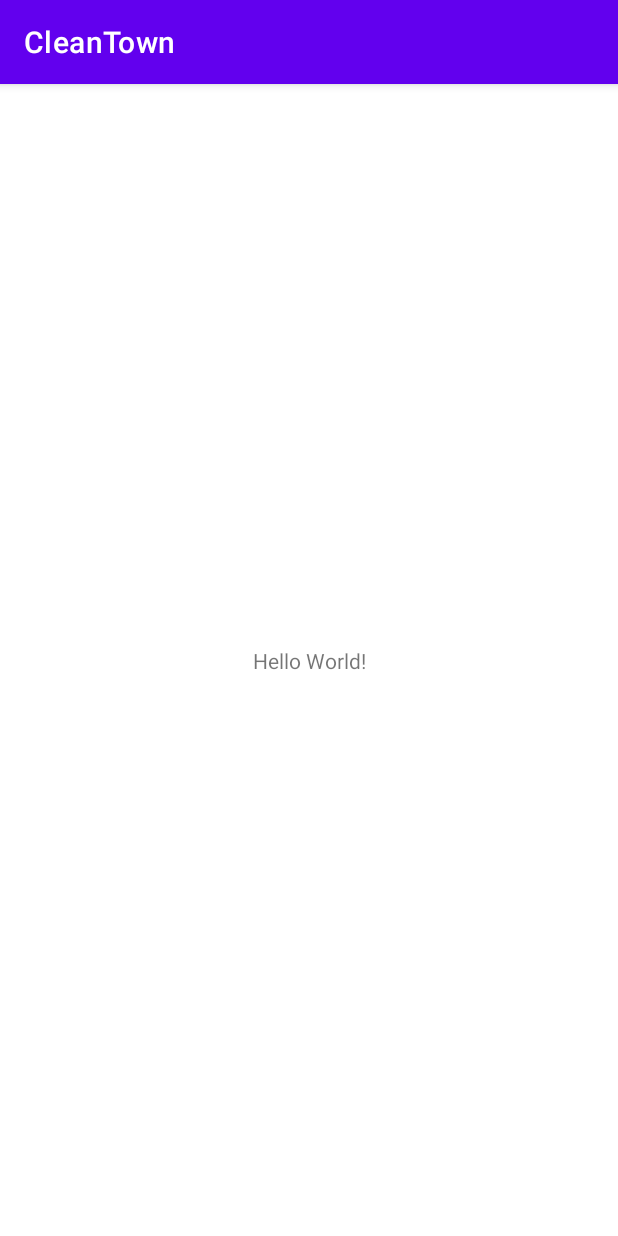
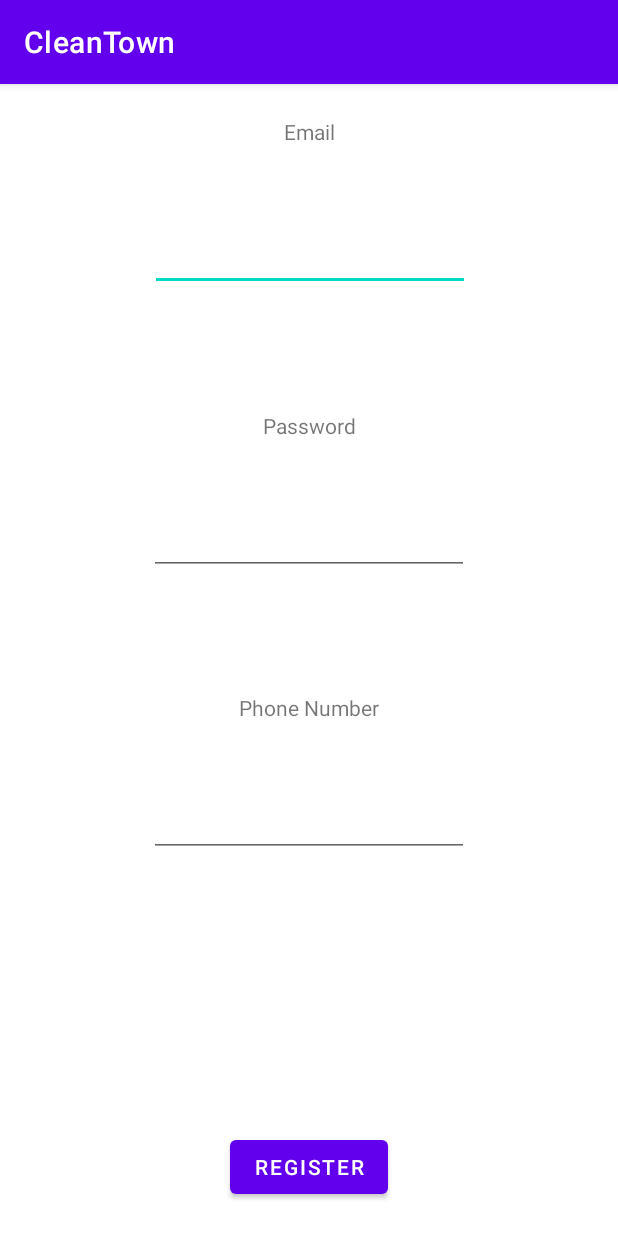
Before and after one commit to urosh1g/CleanTown, an Android app: the screen it shows after launch (MainActivity), on a phone screen of 412 x 824 dp. Run offline under Robolectric (Android 15) with nearby library versions, the phone set to English and light mode, and no system bars; our stand-ins replace Firebase (no records; nobody signed in at launch, a user with empty details on screens opened directly).

Commit message:
base auth impl

```diff
--- a/app/build.gradle
+++ b/app/build.gradle
@@ -2,6 +2,7 @@ plugins {
     id 'com.android.application'
     id 'org.jetbrains.kotlin.android'
     id("com.google.gms.google-services")
+    id 'com.google.android.libraries.mapsplatform.secrets-gradle-plugin'
 }
 
 android {
@@ -39,6 +40,10 @@ dependencies {
     implementation 'androidx.appcompat:appcompat:1.6.1'
     implementation 'com.google.android.material:material:1.9.0'
     implementation 'androidx.constraintlayout:constraintlayout:2.1.4'
+    implementation 'androidx.legacy:legacy-support-v4:1.0.0'
+    implementation 'androidx.lifecycle:lifecycle-livedata-ktx:2.6.2'
+    implementation 'androidx.lifecycle:lifecycle-viewmodel-ktx:2.6.2'
+    implementation 'com.google.android.gms:play-services-maps:18.0.2'
     testImplementation 'junit:junit:4.13.2'
     androidTestImplementation 'androidx.test.ext:junit:1.1.5'
     androidTestImplementation 'androidx.test.espresso:espresso-core:3.5.1'
--- /dev/null
+++ b/app/src/main/java/elfak/urosh/cleantown/AuthFragment.kt
@@ -0,0 +1,69 @@
+package elfak.urosh.cleantown
+
+import androidx.lifecycle.ViewModelProvider
+import android.os.Bundle
+import androidx.fragment.app.Fragment
+import android.view.LayoutInflater
+import android.view.View
+import android.view.ViewGroup
+import android.widget.Button
+import android.widget.EditText
+import android.widget.Toast
+
+class AuthFragment : Fragment() {
+
+    companion object {
+        fun newInstance() = AuthFragment()
+    }
+
+    private lateinit var viewModel: AuthViewModel
+
+    override fun onCreateView(
+        inflater: LayoutInflater, container: ViewGroup?,
+        savedInstanceState: Bundle?
+    ): View? {
+        viewModel = ViewModelProvider(this).get(AuthViewModel::class.java)
+        val view = inflater.inflate(R.layout.fragment_auth, container, false)
+        viewModel.authState.observe(viewLifecycleOwner) { state ->
+            when (state) {
+                AuthState.Success -> {
+                    Toast.makeText(activity, "Auth Success!", Toast.LENGTH_SHORT).show()
+                    val fragmentManager  = requireActivity().supportFragmentManager
+                    val transaction  = fragmentManager.beginTransaction()
+
+                    val newFragment = MapsFragment()
+                    transaction.replace(R.id.fragmentContainer, newFragment)
+                    transaction.commit()
+
+                }
+                AuthState.Failure -> {
+                    Toast.makeText(activity, "Invalid Credentials", Toast.LENGTH_LONG).show()
+                }
+            }
+        }
+        return view
+    }
+
+    override fun onViewCreated(view: View, savedInstanceState: Bundle?) {
+        super.onViewCreated(view, savedInstanceState)
+        viewModel = ViewModelProvider(this).get(AuthViewModel::class.java)
+        val btnRegister = view.findViewById<Button>(R.id.btnRegister)
+        val email = view.findViewById<EditText>(R.id.editTextEmail)
+        val password = view.findViewById<EditText>(R.id.editTextPassword)
+        val phone = view.findViewById<EditText>(R.id.editTextPhone)
+        btnRegister.setOnClickListener {
+            val result = viewModel.register(email.text.toString(), password.text.toString())
+            if(result != null) {
+                Toast.makeText(activity, result.cause.toString(), Toast.LENGTH_LONG).show()
+                Toast.makeText(activity, result.message.toString(), Toast.LENGTH_LONG).show()
+            }
+        }
+    }
+
+    override fun onActivityCreated(savedInstanceState: Bundle?) {
+        super.onActivityCreated(savedInstanceState)
+        viewModel = ViewModelProvider(this).get(AuthViewModel::class.java)
+        // TODO: Use the ViewModel
+    }
+
+}
--- a/app/src/main/java/elfak/urosh/cleantown/MainActivity.kt
+++ b/app/src/main/java/elfak/urosh/cleantown/MainActivity.kt
@@ -1,12 +1,61 @@
 package elfak.urosh.cleantown
 
+import android.Manifest
 import androidx.appcompat.app.AppCompatActivity
+import androidx.core.content.ContextCompat
+import androidx.core.app.ActivityCompat
 import android.os.Bundle
+import android.content.pm.PackageManager
+import androidx.fragment.app.Fragment
 import com.google.firebase.auth.FirebaseAuth
 
 class MainActivity : AppCompatActivity() {
+
+    private val cameraPermission = 101
+    private val locationPermission = 102
+    private val fragmentManager = supportFragmentManager
     override fun onCreate(savedInstanceState: Bundle?) {
         super.onCreate(savedInstanceState)
         setContentView(R.layout.activity_main)
+
+        if (ContextCompat.checkSelfPermission(this, Manifest.permission.CAMERA) != PackageManager.PERMISSION_GRANTED) {
+            ActivityCompat.requestPermissions(this, arrayOf(Manifest.permission.CAMERA), cameraPermission)
+        }
+
+        if (ContextCompat.checkSelfPermission(this, Manifest.permission.ACCESS_FINE_LOCATION) != PackageManager.PERMISSION_GRANTED) {
+            ActivityCompat.requestPermissions(this, arrayOf(Manifest.permission.ACCESS_FINE_LOCATION), locationPermission)
+        }
+
+        val auth = FirebaseAuth.getInstance()
+        val fragment: Fragment;
+        if (auth.currentUser == null) {
+            fragment = AuthFragment()
+        }
+        else {
+            fragment = MapsFragment()
+        }
+        val fragmentTransaction = fragmentManager.beginTransaction()
+        fragmentTransaction.replace(R.id.fragmentContainer, fragment)
+        fragmentTransaction.commit()
+    }
+
+    override fun onRequestPermissionsResult(requestCode: Int, permissions: Array<out String>, grantResults: IntArray) {
+        super.onRequestPermissionsResult(requestCode, permissions, grantResults)
+        when (requestCode) {
+            cameraPermission -> {
+                if (grantResults.isNotEmpty() && grantResults[0] == PackageManager.PERMISSION_GRANTED) {
+                    // Camera permission granted, you can now use the camera
+                } else {
+                    // Camera permission denied, handle accordingly
+                }
+            }
+            locationPermission -> {
+                if (grantResults.isNotEmpty() && grantResults[0] == PackageManager.PERMISSION_GRANTED) {
+                    // Location permission granted, you can now access the device's location
+                } else {
+                    // Location permission denied, handle accordingly
+                }
+            }
+        }
     }
 }
--- a/app/src/main/res/layout/activity_main.xml
+++ b/app/src/main/res/layout/activity_main.xml
@@ -6,10 +6,10 @@
     android:layout_height="match_parent"
     tools:context=".MainActivity">
 
-    <TextView
-        android:layout_width="wrap_content"
-        android:layout_height="wrap_content"
-        android:text="Hello World!"
+    <androidx.fragment.app.FragmentContainerView
+        android:id="@+id/fragmentContainer"
+        android:layout_width="match_parent"
+        android:layout_height="match_parent"
         app:layout_constraintBottom_toBottomOf="parent"
         app:layout_constraintEnd_toEndOf="parent"
         app:layout_constraintStart_toStartOf="parent"
--- /dev/null
+++ b/app/src/main/res/layout/fragment_auth.xml
@@ -0,0 +1,100 @@
+<?xml version="1.0" encoding="utf-8"?>
+<FrameLayout xmlns:android="http://schemas.android.com/apk/res/android"
+    xmlns:app="http://schemas.android.com/apk/res-auto"
+    xmlns:tools="http://schemas.android.com/tools"
+    android:layout_width="match_parent"
+    android:layout_height="match_parent"
+    tools:context=".AuthFragment">
+
+    <androidx.constraintlayout.widget.ConstraintLayout
+        android:layout_width="match_parent"
+        android:layout_height="match_parent">
+
+        <EditText
+            android:id="@+id/editTextEmail"
+            android:layout_width="wrap_content"
+            android:layout_height="48dp"
+            android:layout_marginTop="17dp"
+            android:layout_marginBottom="46dp"
+            android:ems="10"
+            android:inputType="textEmailAddress"
+            app:layout_constraintBottom_toTopOf="@+id/textView2"
+            app:layout_constraintEnd_toEndOf="parent"
+            app:layout_constraintHorizontal_bias="0.502"
+            app:layout_constraintStart_toStartOf="parent"
+            app:layout_constraintTop_toBottomOf="@+id/textView" />
+
+        <EditText
+            android:id="@+id/editTextPassword"
+            android:layout_width="wrap_content"
+            android:layout_height="48dp"
+            android:layout_marginTop="10dp"
+            android:layout_marginBottom="35dp"
+            android:ems="10"
+            android:inputType="textPassword"
+            app:layout_constraintBottom_toTopOf="@+id/textView3"
+            app:layout_constraintEnd_toEndOf="parent"
+            app:layout_constraintStart_toStartOf="parent"
+            app:layout_constraintTop_toBottomOf="@+id/textView2" />
+
+        <Button
+            android:id="@+id/btnRegister"
+            android:layout_width="wrap_content"
+            android:layout_height="wrap_content"
+            android:layout_marginTop="34dp"
+            android:text="Register"
+            app:layout_constraintBottom_toBottomOf="parent"
+            app:layout_constraintEnd_toEndOf="parent"
+            app:layout_constraintStart_toStartOf="parent"
+            app:layout_constraintTop_toBottomOf="@+id/editTextPhone" />
+
+        <TextView
+            android:id="@+id/textView"
+            android:layout_width="wrap_content"
+            android:layout_height="wrap_content"
+            android:layout_marginBottom="10dp"
+            android:text="Email"
+            app:layout_constraintBottom_toTopOf="@+id/editTextEmail"
+            app:layout_constraintEnd_toEndOf="parent"
+            app:layout_constraintStart_toStartOf="parent"
+            app:layout_constraintTop_toTopOf="parent"
+            app:layout_constraintVertical_bias="0.966" />
+
+        <TextView
+            android:id="@+id/textView2"
+            android:layout_width="wrap_content"
+            android:layout_height="wrap_content"
+            android:layout_marginTop="12dp"
+            android:layout_marginBottom="10dp"
+            android:text="Password"
+            app:layout_constraintBottom_toTopOf="@+id/editTextPassword"
+            app:layout_constraintEnd_toEndOf="parent"
+            app:layout_constraintStart_toStartOf="parent"
+            app:layout_constraintTop_toBottomOf="@+id/editTextEmail" />
+
+        <EditText
+            android:id="@+id/editTextPhone"
+            android:layout_width="wrap_content"
+            android:layout_height="48dp"
+            android:layout_marginTop="10dp"
+            android:layout_marginBottom="127dp"
+            android:ems="10"
+            android:inputType="phone"
+            app:layout_constraintBottom_toTopOf="@+id/btnRegister"
+            app:layout_constraintEnd_toEndOf="parent"
+            app:layout_constraintStart_toStartOf="parent"
+            app:layout_constraintTop_toBottomOf="@+id/textView3" />
+
+        <TextView
+            android:id="@+id/textView3"
+            android:layout_width="wrap_content"
+            android:layout_height="wrap_content"
+            android:layout_marginTop="22dp"
+            android:layout_marginBottom="10dp"
+            android:text="Phone Number"
+            app:layout_constraintBottom_toTopOf="@+id/editTextPhone"
+            app:layout_constraintEnd_toEndOf="parent"
+            app:layout_constraintStart_toStartOf="parent"
+            app:layout_constraintTop_toBottomOf="@+id/editTextPassword" />
+    </androidx.constraintlayout.widget.ConstraintLayout>
+</FrameLayout>
--- /dev/null
+++ b/app/src/main/res/values/dimens.xml
@@ -0,0 +1,5 @@
+<resources>
+    <!-- Default screen margins, per the Android Design guidelines. -->
+ <dimen name="fragment_horizontal_margin">16dp</dimen>
+ <dimen name="fragment_vertical_margin">16dp</dimen>
+</resources>
--- a/build.gradle
+++ b/build.gradle
@@ -1,5 +1,6 @@
 // Top-level build file where you can add configuration options common to all sub-projects/modules.
 plugins {
+    id 'com.google.android.libraries.mapsplatform.secrets-gradle-plugin' version '2.0.1' apply false
     id("com.google.gms.google-services") version "4.3.15" apply false
     id 'com.android.application' version '7.4.2' apply false
     id 'com.android.library' version '7.4.2' apply false
```
Also changed, not shown: app/src/main/AndroidManifest.xml (+23 -2 lines), app/src/main/java/elfak/urosh/cleantown/AuthViewModel.kt (added, +52 -0 lines), app/src/main/java/elfak/urosh/cleantown/MapsFragment.kt (added, +47 -0 lines), app/src/main/res/layout/fragment_maps.xml (added, +8 -0 lines).
